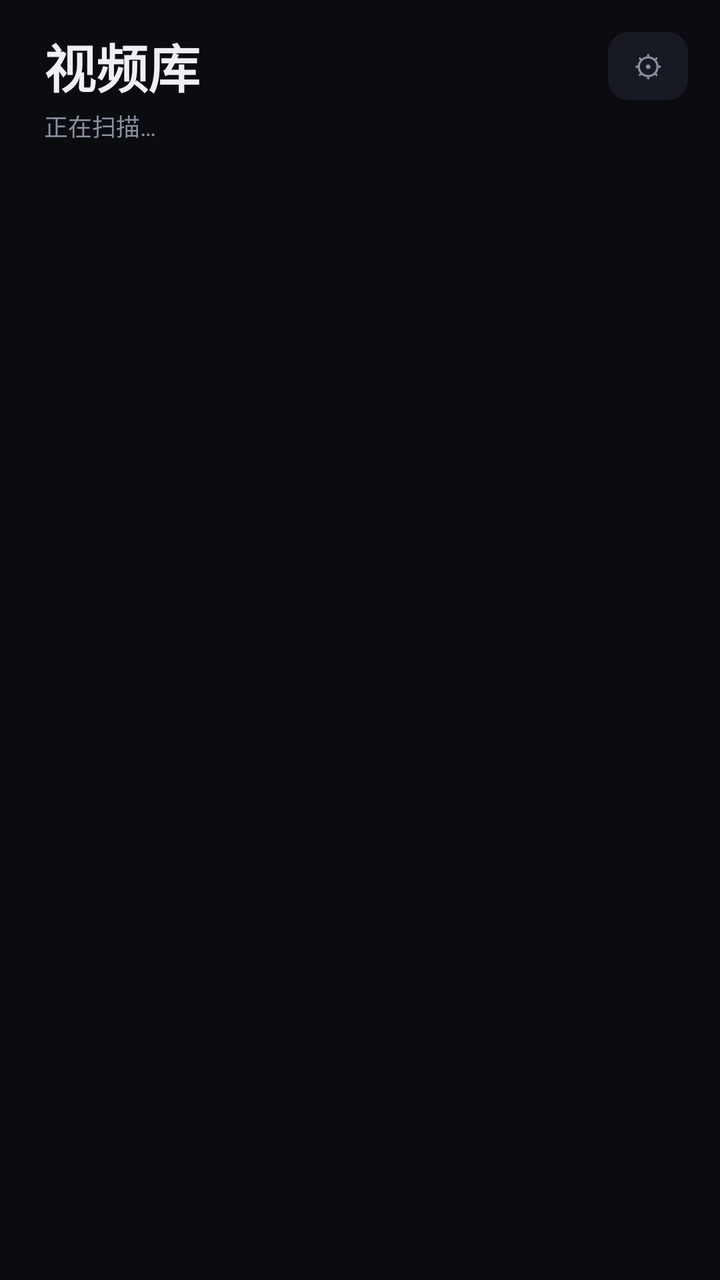
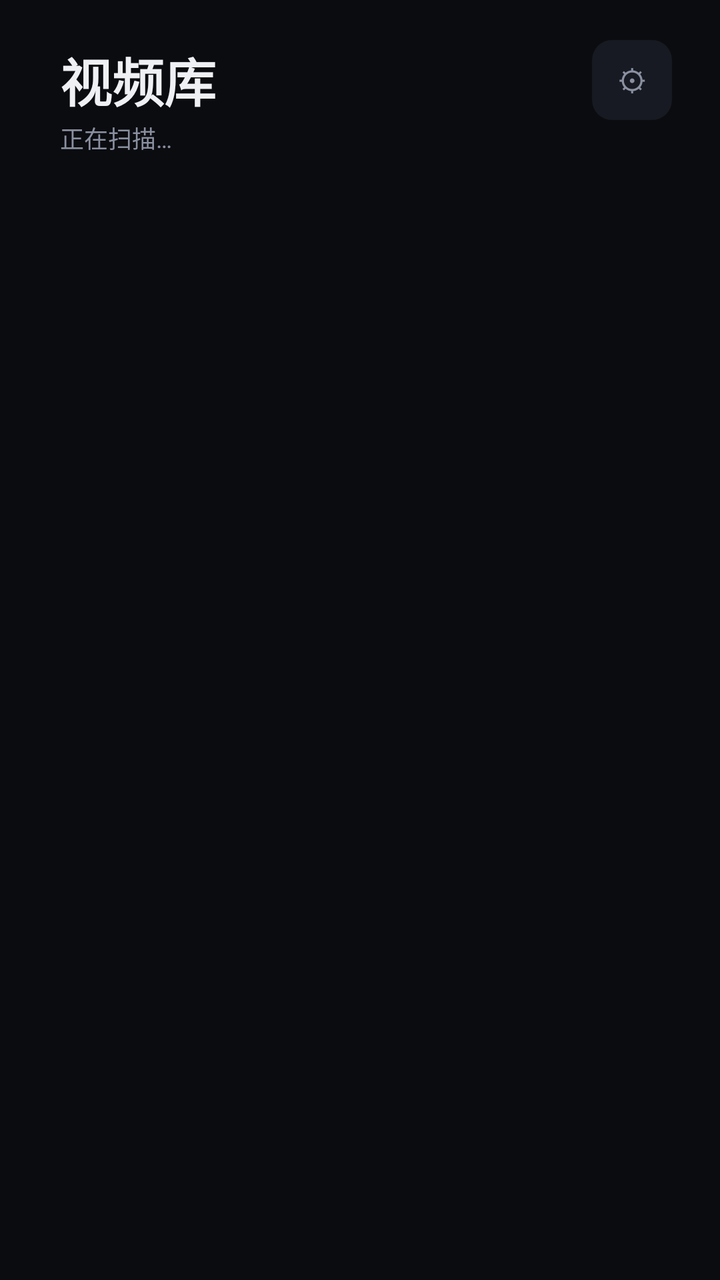

The first picture is an Android layout as it rendered before a commit; the second is the same layout after the commit. The layout source and the unified diff follow.
<!-- AndroidManifest.xml: application theme Theme.RGPlayer -->
<!-- res/layout/activity_main.xml -->
<?xml version="1.0" encoding="utf-8"?>
<LinearLayout xmlns:android="http://schemas.android.com/apk/res/android"
    android:layout_width="match_parent"
    android:layout_height="match_parent"
    android:background="@color/bg"
    android:orientation="vertical">

    <LinearLayout
        android:layout_width="match_parent"
        android:layout_height="wrap_content"
        android:gravity="center_vertical"
        android:orientation="horizontal"
        android:paddingLeft="12dp"
        android:paddingRight="16dp"
        android:paddingTop="14dp">

        <TextView
            android:id="@+id/btn_back"
            android:layout_width="40dp"
            android:layout_height="40dp"
            android:background="@drawable/bg_card"
            android:clickable="true"
            android:focusable="true"
            android:gravity="center"
            android:text="←"
            android:textColor="@color/text"
            android:textSize="18sp"
            android:visibility="gone" />

        <TextView
            android:id="@+id/title"
            android:layout_width="0dp"
            android:layout_height="wrap_content"
            android:layout_marginLeft="10dp"
            android:layout_weight="1"
            android:ellipsize="end"
            android:maxLines="1"
            android:text="视频库"
            android:textColor="@color/text"
            android:textSize="26sp"
            android:textStyle="bold" />

        <TextView
            android:id="@+id/btn_settings"
            android:layout_width="40dp"
            android:layout_height="34dp"
            android:background="@drawable/bg_card"
            android:clickable="true"
            android:focusable="true"
            android:gravity="center"
            android:text="⚙"
            android:textColor="@color/text_sub"
            android:textSize="15sp" />
    </LinearLayout>

    <TextView
        android:id="@+id/subtitle"
        android:layout_width="wrap_content"
        android:layout_height="wrap_content"
        android:paddingLeft="22dp"
        android:paddingTop="2dp"
        android:paddingBottom="6dp"
        android:text="@string/loading"
        android:textColor="@color/text_sub"
        android:textSize="12sp" />

    <LinearLayout
        android:id="@+id/pull_zone"
        android:layout_width="match_parent"
        android:layout_height="0dp"
        android:background="#14161C"
        android:gravity="center"
        android:orientation="vertical"
        android:paddingTop="10dp"
        android:paddingBottom="10dp">

        <TextView
            android:id="@+id/pull_arrow"
            android:layout_width="wrap_content"
            android:layout_height="wrap_content"
            android:text="↓"
            android:textColor="@color/accent"
            android:textSize="16sp"
            android:visibility="gone" />

        <ProgressBar
            android:id="@+id/pull_indicator"
            style="?android:attr/progressBarStyle"
            android:layout_width="34dp"
            android:layout_height="34dp"
            android:indeterminateTint="@color/accent"
            android:visibility="gone" />

        <TextView
            android:id="@+id/pull_text"
            android:layout_width="wrap_content"
            android:layout_height="wrap_content"
            android:layout_marginTop="2dp"
            android:text="松手刷新"
            android:textColor="@color/text_sub"
            android:textSize="13sp"
            android:visibility="gone" />
    </LinearLayout>

    <FrameLayout
        android:layout_width="match_parent"
        android:layout_height="0dp"
        android:layout_weight="1">

        <androidx.recyclerview.widget.RecyclerView
            android:id="@+id/list"
            android:layout_width="match_parent"
            android:layout_height="match_parent"
            android:clipToPadding="false"
            android:paddingLeft="14dp"
            android:paddingRight="14dp"
            android:paddingBottom="16dp" />

        <TextView
            android:id="@+id/empty"
            android:layout_width="wrap_content"
            android:layout_height="wrap_content"
            android:layout_gravity="center"
            android:text="@string/empty"
            android:textColor="@color/text_sub"
            android:textSize="14sp"
            android:visibility="gone" />

        <ProgressBar
            android:id="@+id/progress"
            android:layout_width="32dp"
            android:layout_height="32dp"
            android:layout_gravity="center"
            android:indeterminateTint="@color/accent" />
    </FrameLayout>
</LinearLayout>
<!-- resources referenced by this layout -->
<resources>
  <color name="accent">#FF00C8FF</color>
  <color name="bg">#FF0B0C10</color>
  <color name="text">#FFEEF0F4</color>
  <color name="text_sub">#FF8A90A0</color>
  <!-- drawable bg_card (drawable) -->
  <?xml version="1.0" encoding="utf-8"?>
  <selector xmlns:android="http://schemas.android.com/apk/res/android">
      <item android:state_pressed="true">
          <shape android:shape="rectangle">
              <solid android:color="@color/card_pressed" />
              <corners android:radius="10dp" />
          </shape>
      </item>
      <item android:state_focused="true">
          <shape android:shape="rectangle">
              <solid android:color="@color/card" />
              <stroke android:width="2dp" android:color="@color/accent" />
              <corners android:radius="10dp" />
          </shape>
      </item>
      <item>
          <shape android:shape="rectangle">
              <solid android:color="@color/card" />
              <corners android:radius="10dp" />
          </shape>
      </item>
  </selector>
  <string name="empty">没有找到视频文件</string>
  <string name="loading">正在扫描…</string>
  <style name="Theme.RGPlayer" parent="Theme.AppCompat.NoActionBar">
          <item name="android:windowBackground">@color/bg</item>
          <item name="android:statusBarColor">@color/bg</item>
          <item name="android:navigationBarColor">@color/bg</item>
          <item name="android:colorAccent">@color/accent</item>
          <item name="colorAccent">@color/accent</item>
          <item name="android:textColorPrimary">@color/text</item>
          <item name="android:textColorSecondary">@color/text_sub</item>
      </style>
  <color name="card_pressed">#FF20242E</color>
  <color name="card">#FF171A22</color>
</resources>

<!-- the commit's change to res/layout/activity_main.xml (unified diff, before → after) -->
@@ -1,4 +1,5 @@
 <?xml version="1.0" encoding="utf-8"?>
+
 <LinearLayout xmlns:android="http://schemas.android.com/apk/res/android"
     android:layout_width="match_parent"
     android:layout_height="match_parent"
@@ -10,9 +11,10 @@
         android:layout_height="wrap_content"
         android:gravity="center_vertical"
         android:orientation="horizontal"
-        android:paddingLeft="12dp"
-        android:paddingRight="16dp"
-        android:paddingTop="14dp">
+        android:paddingLeft="20dp"
+        android:paddingRight="24dp"
+        android:paddingTop="20dp"
+        android:paddingBottom="0dp">
 
         <TextView
             android:id="@+id/btn_back"
@@ -43,7 +45,8 @@
         <TextView
             android:id="@+id/btn_settings"
             android:layout_width="40dp"
-            android:layout_height="34dp"
+            android:layout_height="40dp"
+            android:layout_gravity="center_vertical"
             android:background="@drawable/bg_card"
             android:clickable="true"
             android:focusable="true"
@@ -57,9 +60,9 @@
         android:id="@+id/subtitle"
         android:layout_width="wrap_content"
         android:layout_height="wrap_content"
-        android:paddingLeft="22dp"
-        android:paddingTop="2dp"
-        android:paddingBottom="6dp"
+        android:paddingLeft="30dp"
+        android:paddingTop="0dp"
+        android:paddingBottom="4dp"
         android:text="@string/loading"
         android:textColor="@color/text_sub"
         android:textSize="12sp" />
@@ -114,7 +117,13 @@
             android:clipToPadding="false"
             android:paddingLeft="14dp"
             android:paddingRight="14dp"
-            android:paddingBottom="16dp" />
+            android:paddingBottom="16dp"
+            android:scrollbars="vertical"
+            android:fadeScrollbars="true"
+            android:scrollbarSize="4dp"
+            android:scrollbarStyle="insideInset"
+            android:scrollbarFadeDuration="400"
+            android:scrollbarThumbVertical="@drawable/scroll_thumb" />
 
         <TextView
             android:id="@+id/empty"
<!-- resource entries referenced after the edit -->
@@ -6,7 +6,15 @@
   <color name="text_sub">#FF8A90A0</color>
   <!-- drawable bg_card (drawable) -->
   <?xml version="1.0" encoding="utf-8"?>
+  
   <selector xmlns:android="http://schemas.android.com/apk/res/android">
+      <item android:state_selected="true">
+          <shape android:shape="rectangle">
+              <solid android:color="@color/card" />
+              <stroke android:width="2dp" android:color="@color/accent" />
+              <corners android:radius="10dp" />
+          </shape>
+      </item>
       <item android:state_pressed="true">
           <shape android:shape="rectangle">
               <solid android:color="@color/card_pressed" />
@@ -27,10 +35,20 @@
           </shape>
       </item>
   </selector>
+  <!-- drawable scroll_thumb (drawable) -->
+  <?xml version="1.0" encoding="utf-8"?>
+  
+  <shape xmlns:android="http://schemas.android.com/apk/res/android"
+      android:shape="rectangle">
+      <solid android:color="#B335C8FF" />
+      <corners android:radius="3dp" />
+  </shape>
   <string name="empty">没有找到视频文件</string>
   <string name="loading">正在扫描…</string>
   <style name="Theme.RGPlayer" parent="Theme.AppCompat.NoActionBar">
           <item name="android:windowBackground">@color/bg</item>
+          <item name="android:defaultFocusHighlightEnabled">false</item>
+          <item name="android:colorControlHighlight">@android:color/transparent</item>
           <item name="android:statusBarColor">@color/bg</item>
           <item name="android:navigationBarColor">@color/bg</item>
           <item name="android:colorAccent">@color/accent</item>
